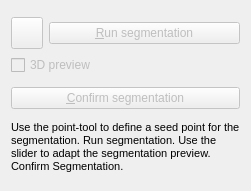
Old version of the form Modules/SegmentationUI/Qmitk/QmitkAdaptiveRegionGrowingToolGUIControls.ui in the repository MITK/MITK.
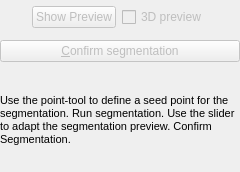
New version of the form. Icons and pictures are not drawn. Custom widgets are drawn as their Qt base class.

Commit message: WIP Started removing the seedpoint button. Better would be if tool also inherits from pointsetinteractor Get node name from gui via toolmanager->GetActiveTool

Patch:
```diff
--- a/Modules/SegmentationUI/Qmitk/QmitkAdaptiveRegionGrowingToolGUIControls.ui
+++ b/Modules/SegmentationUI/Qmitk/QmitkAdaptiveRegionGrowingToolGUIControls.ui
@@ -6,8 +6,8 @@
    <rect>
     <x>0</x>
     <y>0</y>
-    <width>251</width>
-    <height>191</height>
+    <width>240</width>
+    <height>172</height>
    </rect>
   </property>
   <property name="sizePolicy">
@@ -29,6 +29,9 @@
    <string>Move to adjust the segmentation</string>
   </property>
   <layout class="QVBoxLayout" name="verticalLayout">
+   <property name="margin">
+    <number>0</number>
+   </property>
    <item>
     <widget class="ctkRangeWidget" name="m_ThresholdSlider" native="true">
      <property name="sizePolicy">
@@ -41,53 +44,18 @@
    </item>
    <item>
     <layout class="QHBoxLayout" name="horizontalLayout">
-     <property name="spacing">
-      <number>-1</number>
-     </property>
      <item>
-      <widget class="QPushButton" name="m_pbDefineSeedPoint">
-       <property name="enabled">
-        <bool>false</bool>
+      <spacer name="horizontalSpacer">
+       <property name="orientation">
+        <enum>Qt::Horizontal</enum>
        </property>
-       <property name="minimumSize">
+       <property name="sizeHint" stdset="0">
         <size>
-         <width>32</width>
-         <height>32</height>
+         <width>40</width>
+         <height>20</height>
         </size>
        </property>
-       <property name="maximumSize">
-        <size>
-         <width>32</width>
-         <height>32</height>
-        </size>
-       </property>
-       <property name="font">
-        <font/>
-       </property>
-       <property name="toolTip">
-        <string>&lt;!DOCTYPE HTML PUBLIC &quot;-//W3C//DTD HTML 4.0//EN&quot; &quot;http://www.w3.org/TR/REC-html40/strict.dtd&quot;&gt;
-&lt;html&gt;&lt;head&gt;&lt;meta name=&quot;qrichtext&quot; content=&quot;1&quot; /&gt;&lt;style type=&quot;text/css&quot;&gt;
-p, li { white-space: pre-wrap; }
-&lt;/style&gt;&lt;/head&gt;&lt;body style=&quot; font-family:'MS Shell Dlg 2'; font-size:8.25pt; font-weight:400; font-style:normal;&quot;&gt;
-&lt;p style=&quot; margin-top:0px; margin-bottom:0px; margin-left:0px; margin-right:0px; -qt-block-indent:0; text-indent:0px;&quot;&gt;&lt;span style=&quot; font-size:8pt;&quot;&gt;Enable to set a seed point with &lt;/span&gt;&lt;span style=&quot; font-size:8pt; font-weight:600;&quot;&gt;left mouse click&lt;/span&gt;&lt;span style=&quot; font-size:8pt;&quot;&gt; in the image.&lt;/span&gt;&lt;/p&gt;&lt;/body&gt;&lt;/html&gt;</string>
-       </property>
-       <property name="text">
-        <string/>
-       </property>
-       <property name="icon">
-        <iconset resource="../../QmitkExt/QmitkExt.qrc">
-         <normaloff>:/QmitkExt/icon_seedpoint.png</normaloff>:/QmitkExt/icon_seedpoint.png</iconset>
-       </property>
-       <property name="iconSize">
-        <size>
-         <width>26</width>
-         <height>26</height>
-        </size>
-       </property>
-       <property name="checkable">
-        <bool>true</bool>
-       </property>
-      </widget>
+      </spacer>
      </item>
      <item>
       <widget class="QPushButton" name="m_pbRunSegmentation">
@@ -101,15 +69,13 @@
         <string>Press to start the segmentation of the tubular structure.</string>
        </property>
        <property name="text">
-        <string>&amp;Run segmentation</string>
+        <string>Show Preview</string>
        </property>
        <property name="shortcut">
         <string>Alt+R</string>
        </property>
       </widget>
      </item>
-    </layout>
-   </item>
    <item>
     <widget class="QCheckBox" name="m_cbVolumeRendering">
      <property name="enabled">
@@ -140,6 +106,21 @@
     </widget>
    </item>
    <item>
+      <spacer name="horizontalSpacer_2">
+       <property name="orientation">
+        <enum>Qt::Horizontal</enum>
+       </property>
+       <property name="sizeHint" stdset="0">
+        <size>
+         <width>40</width>
+         <height>20</height>
+        </size>
+       </property>
+      </spacer>
+     </item>
+    </layout>
+   </item>
+   <item>
     <widget class="ctkSliderWidget" name="m_PreviewSlider" native="true">
      <property name="sizePolicy">
       <sizepolicy hsizetype="Minimum" vsizetype="Fixed">
```
Left out of the diff: 4 changed lines with no effect on the pictures. Lines whose indentation alone changed are shown as unchanged. The commit also changes 1 other file.
